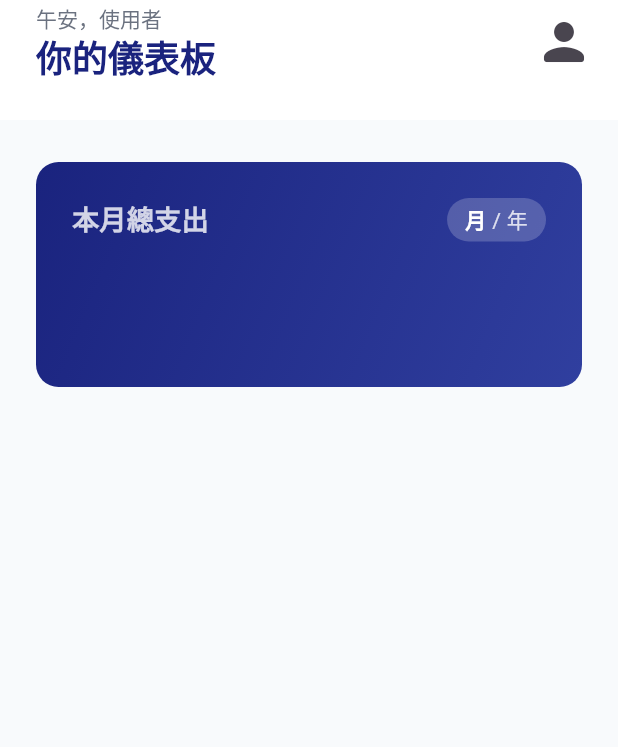
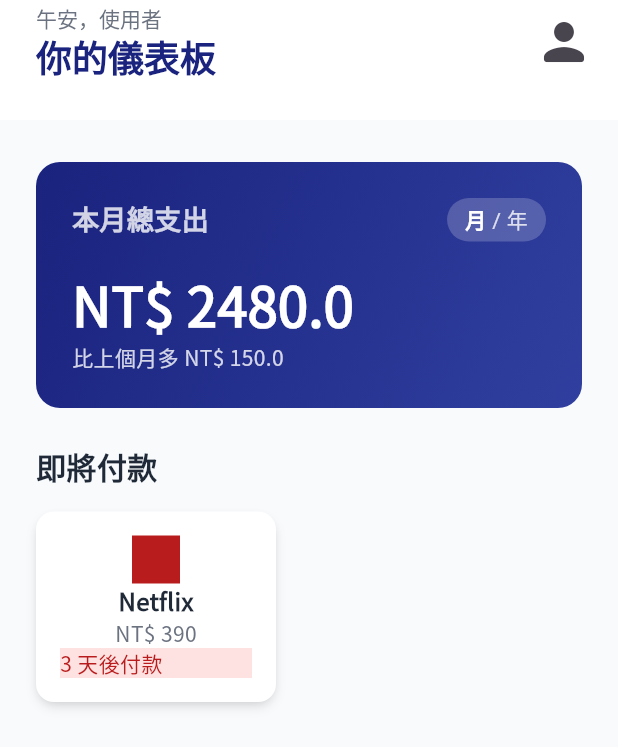
Before and after one commit to demulof/sub_butler, a Flutter app: the screen it shows after launch, on a phone screen of 412 x 824 dp. Shown: the top 747 px of the screen. Run offline on Flutter 3.47's test engine with Material 3 defaults, Android fonts, the phone set to English and light mode, and no system bars.

Commit message:
114.07.16(1)

```diff
--- a/lib/main.dart
+++ b/lib/main.dart
@@ -1,7 +1,8 @@
-import 'package:flutter/gestures.dart';
 import 'package:flutter/material.dart';
+import 'package:sub_butler/pay_soon_card.dart';
 import 'package:sub_butler/styles/app_colors.dart';
 import 'package:sub_butler/felxible_app_bar.dart';
+import 'package:sub_butler/summary_card.dart';
 
 void main() {
   runApp(const SubButlerApp());
@@ -29,7 +30,24 @@ class _SubButlerAppState extends State<SubButlerApp> {
             children: [
               Padding(
                 padding: const EdgeInsets.symmetric(horizontal: 24),
-                child: Column(children: [SizedBox(height: 28), SummaryCard()]),
+                child: Column(
+                  crossAxisAlignment: CrossAxisAlignment.start,
+                  children: [
+                    SizedBox(height: 28),
+                    SummaryCard(),
+                    SizedBox(height: 24),
+                    Text(
+                      '即將付款',
+                      style: TextStyle(
+                        fontSize: 20,
+                        fontWeight: FontWeight.bold,
+                        color: AppColors.textDark,
+                      ),
+                    ),
+                    SizedBox(height: 16),
+                    PaySoonCard(),
+                  ],
+                ),
               ),
             ],
           ),
@@ -38,108 +56,3 @@ class _SubButlerAppState extends State<SubButlerApp> {
     );
   }
 }
-
-class SummaryCard extends StatelessWidget {
-  const SummaryCard({super.key});
-
-  @override
-  Widget build(BuildContext context) {
-    return Container(
-      width: double.infinity,
-      height: 150,
-      decoration: BoxDecoration(
-        gradient: LinearGradient(
-          colors: [AppColors.primary, AppColors.secondary],
-          begin: Alignment.topLeft,
-          end: Alignment.bottomRight,
-        ),
-        borderRadius: BorderRadius.circular(15),
-      ),
-      child: Padding(
-        padding: const EdgeInsets.all(24),
-        child: Column(
-          children: [
-            Row(
-              children: [
-                const Text(
-                  '本月總支出',
-                  style: TextStyle(
-                    color: AppColors.textWhite80,
-                    fontSize: 18,
-                    fontWeight: FontWeight.bold,
-                  ),
-                ),
-                const Spacer(),
-                const PeriodToggleButton(activePeriod: Period.month),
-              ],
-            ),
-          ],
-        ),
-      ),
-    );
-  }
-}
-
-enum Period { month, year }
-
-class PeriodToggleButton extends StatelessWidget {
-  final Period activePeriod;
-  final VoidCallback? onMonthTap;
-  final VoidCallback? onYearTap;
-
-  const PeriodToggleButton({
-    super.key,
-    required this.activePeriod,
-    this.onMonthTap,
-    this.onYearTap,
-  });
-
-  @override
-  Widget build(BuildContext context) {
-    const normalStyle = TextStyle(color: AppColors.textWhite80);
-    final boldStyle = TextStyle(
-      color: AppColors.textWhite,
-      fontWeight: FontWeight.bold,
-    );
-
-    return Container(
-      padding: const EdgeInsetsDirectional.symmetric(
-        horizontal: 12,
-        vertical: 4,
-      ),
-      decoration: BoxDecoration(
-        borderRadius: BorderRadius.circular(30),
-        color: AppColors.cardBackground20,
-      ),
-      child: Text.rich(
-        TextSpan(
-          style: normalStyle,
-          children: [
-            TextSpan(
-              text: '月',
-              style: activePeriod == Period.month ? boldStyle : normalStyle,
-              recognizer: TapGestureRecognizer()
-                ..onTap = () {
-                  if (activePeriod != Period.month) {
-                    onMonthTap?.call();
-                  }
-                },
-            ),
-            const TextSpan(text: ' / '),
-            TextSpan(
-              text: '年',
-              style: activePeriod == Period.year ? boldStyle : normalStyle,
-              // 為 '年' 這段文字加上點擊識別器
-              recognizer: TapGestureRecognizer()
-                ..onTap = () {
-                  if (activePeriod != Period.year) {
-                    onYearTap?.call();
-                  }
-                },
-            ),
-          ],
-        ),
-      ),
-    );
-  }
-}
--- /dev/null
+++ b/lib/pay_soon_card.dart
@@ -0,0 +1,68 @@
+import 'package:flutter/material.dart';
+import 'package:sub_butler/styles/app_colors.dart';
+
+class PaySoonCard extends StatelessWidget {
+  const PaySoonCard({super.key});
+
+  @override
+  Widget build(BuildContext context) {
+    return Row(
+      children: [
+        Container(
+          width: 160,
+          decoration: BoxDecoration(
+            color: AppColors.cardBackground,
+            borderRadius: BorderRadius.circular(12),
+            boxShadow: [
+              BoxShadow(
+                color: Colors.black.withValues(alpha: 0.1),
+                spreadRadius: -1,
+                blurRadius: 6,
+                offset: const Offset(0, 4),
+              ),
+              BoxShadow(
+                color: Colors.black.withValues(alpha: 0.1),
+                spreadRadius: -2,
+                blurRadius: 4,
+                offset: const Offset(0, 2),
+              ),
+            ],
+          ),
+          child: Padding(
+            padding: const EdgeInsets.all(16),
+            child: Column(
+              children: [
+                Container(width: 32, height: 32, color: AppColors.urgentText),
+                SizedBox(width: 12),
+                Column(
+                  children: [
+                    Text(
+                      'Netflix',
+                      style: TextStyle(
+                        fontSize: 16,
+                        fontWeight: FontWeight.bold,
+                        color: AppColors.textDark,
+                      ),
+                    ),
+                    Text(
+                      'NT\$ 390',
+                      style: TextStyle(fontSize: 14, color: AppColors.textGray),
+                    ),
+                  ],
+                ),
+                Container(
+                  width: double.infinity,
+                  color: AppColors.urgentBackground,
+                  child: Text(
+                    '3 天後付款',
+                    style: TextStyle(color: AppColors.urgentText),
+                  ),
+                ),
+              ],
+            ),
+          ),
+        ),
+      ],
+    );
+  }
+}
--- /dev/null
+++ b/lib/summary_card.dart
@@ -0,0 +1,146 @@
+import 'package:flutter/gestures.dart';
+import 'package:flutter/material.dart';
+import 'package:sub_butler/styles/app_colors.dart';
+
+class SummaryCard extends StatefulWidget {
+  const SummaryCard({super.key});
+
+  @override
+  State<SummaryCard> createState() => _SummaryCardState();
+}
+
+class _SummaryCardState extends State<SummaryCard> {
+  Period _activePeriod = Period.month;
+  @override
+  Widget build(BuildContext context) {
+    final String periodText = _activePeriod == Period.month ? '月' : '年';
+    final double differenceAmount = 150;
+    final double summaryValue = 2480;
+
+    return Container(
+      width: double.infinity,
+      decoration: BoxDecoration(
+        gradient: LinearGradient(
+          colors: [AppColors.primary, AppColors.secondary],
+          begin: Alignment.topLeft,
+          end: Alignment.bottomRight,
+        ),
+        borderRadius: BorderRadius.circular(16),
+      ),
+      child: Padding(
+        padding: const EdgeInsets.all(24),
+        child: Column(
+          crossAxisAlignment: CrossAxisAlignment.start,
+          children: [
+            Row(
+              children: [
+                Text(
+                  '本$periodText總支出',
+                  style: TextStyle(
+                    color: AppColors.textWhite80,
+                    fontSize: 18,
+                    fontWeight: FontWeight.bold,
+                  ),
+                ),
+                const Spacer(),
+                PeriodToggleButton(
+                  activePeriod: _activePeriod,
+                  onMonthTap: () {
+                    setState(() {
+                      _activePeriod = Period.month;
+                    });
+                  },
+                  onYearTap: () {
+                    setState(() {
+                      _activePeriod = Period.year;
+                    });
+                  },
+                ),
+              ],
+            ),
+            SizedBox(height: 16),
+            Text(
+              'NT\$ $summaryValue',
+              style: TextStyle(
+                fontSize: 36,
+                fontWeight: FontWeight.bold,
+                color: AppColors.textWhite,
+              ),
+            ),
+            Text(
+              '比上個$periodText多 NT\$ $differenceAmount',
+              style: TextStyle(
+                fontSize: 14,
+                color: AppColors.textWhite80,
+                fontWeight: FontWeight.w500,
+              ),
+            ),
+          ],
+        ),
+      ),
+    );
+  }
+}
+
+enum Period { month, year }
+
+class PeriodToggleButton extends StatelessWidget {
+  final Period activePeriod;
+  final VoidCallback? onMonthTap;
+  final VoidCallback? onYearTap;
+
+  const PeriodToggleButton({
+    super.key,
+    required this.activePeriod,
+    this.onMonthTap,
+    this.onYearTap,
+  });
+
+  @override
+  Widget build(BuildContext context) {
+    const normalStyle = TextStyle(color: AppColors.textWhite80);
+    final boldStyle = TextStyle(
+      color: AppColors.textWhite,
+      fontWeight: FontWeight.bold,
+    );
+
+    return Container(
+      padding: const EdgeInsetsDirectional.symmetric(
+        horizontal: 12,
+        vertical: 4,
+      ),
+      decoration: BoxDecoration(
+        borderRadius: BorderRadius.circular(30),
+        color: AppColors.cardBackground20,
+      ),
+      child: Text.rich(
+        TextSpan(
+          style: normalStyle,
+          children: [
+            TextSpan(
+              text: '月',
+              style: activePeriod == Period.month ? boldStyle : null,
+              recognizer: TapGestureRecognizer()
+                ..onTap = () {
+                  if (activePeriod != Period.month) {
+                    onMonthTap?.call();
+                  }
+                },
+            ),
+            const TextSpan(text: ' / '),
+            TextSpan(
+              text: '年',
+              style: activePeriod == Period.year ? boldStyle : null,
+              recognizer: TapGestureRecognizer()
+                ..onTap = () {
+                  if (activePeriod != Period.year) {
+                    onYearTap?.call();
+                  }
+                },
+            ),
+          ],
+        ),
+      ),
+    );
+  }
+}
```
